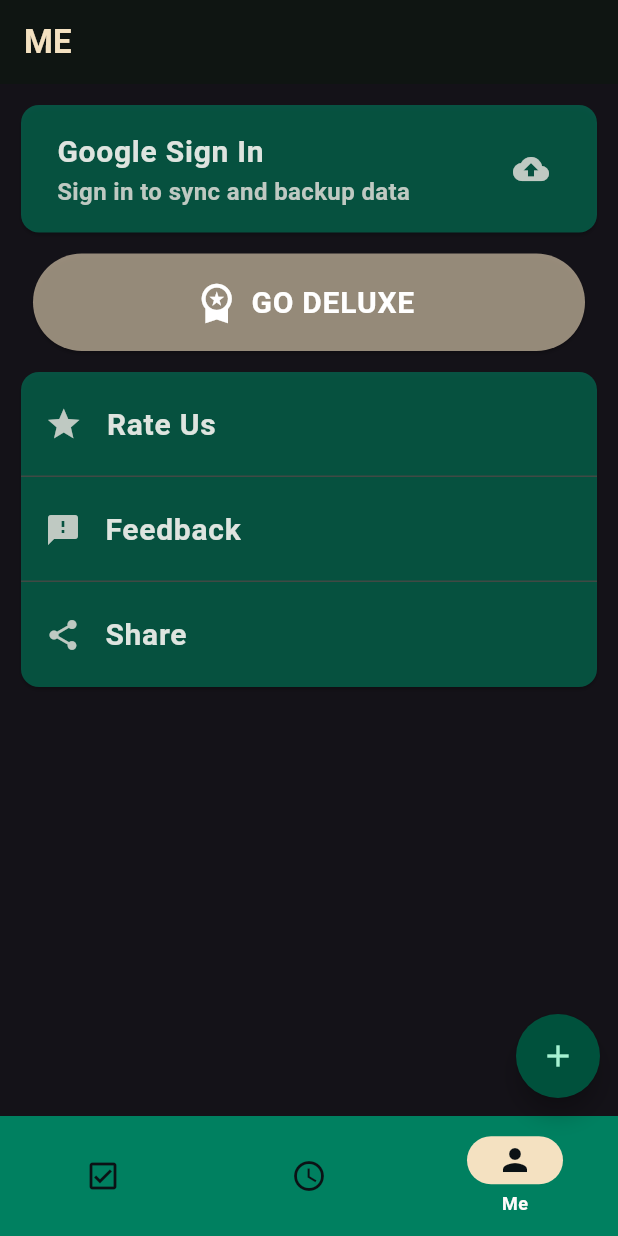
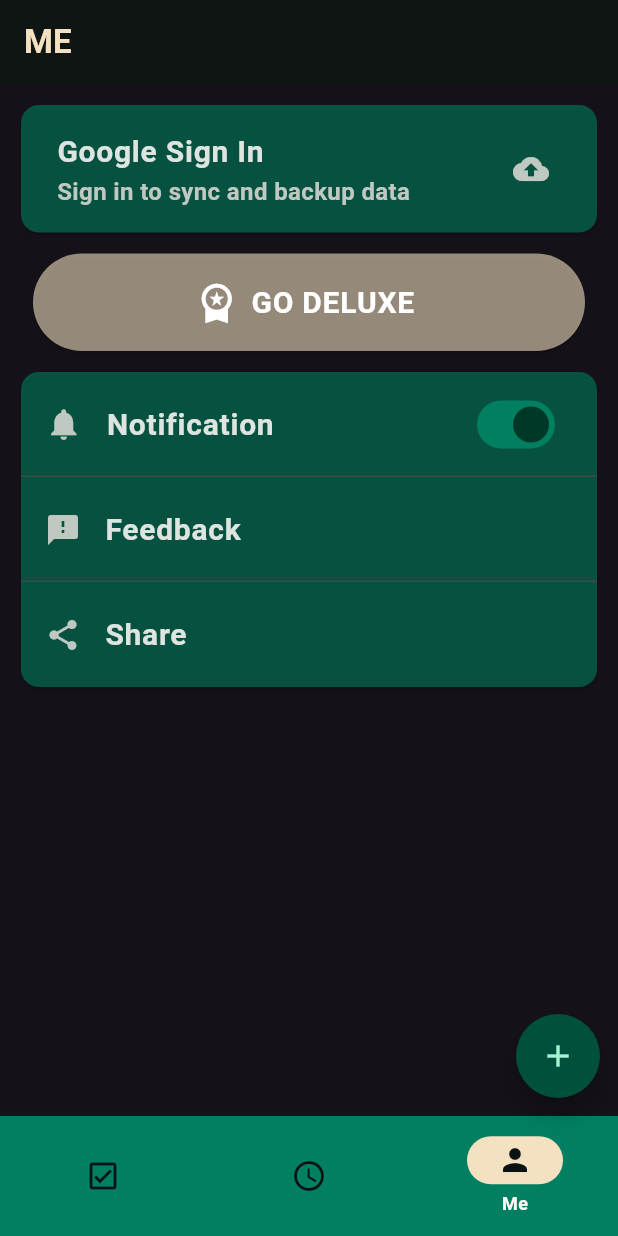
Before and after one commit to ChrisRamirez11/wellnest, a Flutter app: the screen it shows after launch, swiped to page 3, on a phone screen of 412 x 824 dp. Run offline on Flutter 3.47's test engine with Material 3 defaults, Android fonts, the phone set to English and light mode, and no system bars; our stand-ins replace dartz, flutter_local_notifications, flutter_riverpod, flutter_timezone, google_sign_in, isar and 4 more; accounts and stored records are empty; generated files the repository leaves out were written again; Roboto replaces fonts that are missing (Karla).

Commit message:
notifications working fine for a noti at morning and afternoon, the cancellation and reset

```diff
--- a/analysis_options.yaml
+++ b/analysis_options.yaml
@@ -3,7 +3,7 @@ include: package:flutter_lints/flutter.yaml
 
 linter:
   rules:
-    prefer_const_constructors : true
+    # prefer_const_constructors : true
 
 # Additional information about this file can be found at
 # https://dart.dev/guides/language/analysis-options
--- a/lib/core/notifications/noti_service.dart
+++ b/lib/core/notifications/noti_service.dart
@@ -93,8 +93,9 @@ class NotiService {
     );
   }
 
-  Future<void> cancelNotification() async {
+  Future<void> cancelNotifications() async {
     await notificationsPlugin.cancelAll();
+    debugPrint('Notifications Cancelled');
   }
 
   Future<List<PendingNotificationRequest>> checkScheduledNotis() async {
--- a/lib/core/preferences/user_preferences.dart
+++ b/lib/core/preferences/user_preferences.dart
@@ -34,4 +34,20 @@ class UserPreferences {
   bool get backedupData {
     return _prefs.getBool('BackedupData') ?? false;
   }
+
+  set firstTimeNotiSetted(bool value) {
+    _prefs.setBool('NotiSetted', value);
+  }
+
+  bool get firstTimeNotiSetted {
+    return _prefs.getBool('NotiSetted') ?? false;
+  }
+
+  set notiOption(bool value) {
+    _prefs.setBool('NotiSetted', value);
+  }
+
+  bool get notiOption {
+    return _prefs.getBool('NotiSetted') ?? true;
+  }
 }
--- a/lib/feature/settings/presentation/widgets/settings_body.dart
+++ b/lib/feature/settings/presentation/widgets/settings_body.dart
@@ -1,4 +1,8 @@
 import 'package:flutter/material.dart';
+import 'package:flutter_riverpod/flutter_riverpod.dart';
+import 'package:wellnest/core/notifications/noti_service.dart';
+import 'package:wellnest/core/notifications/notifications_provider.dart';
+import 'package:wellnest/core/preferences/user_preferences.dart';
 import 'package:wellnest/core/theme/theme.dart';
 import 'package:wellnest/core/widgets/custom_button.dart';
 import 'package:wellnest/feature/auth/presentation/riverpod/google_native_signin.dart';
@@ -7,14 +11,14 @@ import 'package:wellnest/main.dart';
 
 final _cardColor = primary.withAlpha(150);
 
-class SettingsBody extends StatefulWidget {
+class SettingsBody extends ConsumerStatefulWidget {
   const SettingsBody({super.key});
 
   @override
-  State<SettingsBody> createState() => _SettingsBodyState();
+  ConsumerState<SettingsBody> createState() => _SettingsBodyState();
 }
 
-class _SettingsBodyState extends State<SettingsBody> {
+class _SettingsBodyState extends ConsumerState<SettingsBody> {
   @override
   Widget build(BuildContext context) {
     return Padding(
@@ -42,7 +46,7 @@ class _SettingsBodyState extends State<SettingsBody> {
           ? InkWell(
               onTap: () async {
                 await googleNativeSignIn();
-                if(mounted){
+                if (mounted) {
                   setState(() {});
                 }
               },
@@ -82,20 +86,14 @@ class _SettingsBodyState extends State<SettingsBody> {
   }
 
   Card getSettigsBox(BuildContext context) {
+    final prefs = UserPreferences();
     return Card(
       color: _cardColor,
-      child: const SizedBox(
+      child: SizedBox(
         width: double.infinity,
         child: Column(
           children: [
-            ListTile(
-              minTileHeight: 70,
-              leading: Icon(
-                Icons.star,
-                size: 25,
-              ),
-              title: Text('Rate Us'),
-            ),
+            getNotificationsTile(prefs),
             Divider(
               height: 0,
             ),
@@ -121,4 +119,38 @@ class _SettingsBodyState extends State<SettingsBody> {
       ),
     );
   }
+
+  ListTile getNotificationsTile(UserPreferences prefs) {
+    return ListTile(
+      minTileHeight: 70,
+      leading: Icon(
+        Icons.notifications,
+        size: 25,
+      ),
+      title: Text('Notification'),
+      trailing: Switch(
+          value: prefs.notiOption,
+          onChanged: (value) async {
+            if (value) {
+              await NotiService().scheduleNotification(
+                  title: 'Good Morning',
+                  body:
+                      'Review your daily routines and finish them as you go. Dont forget mark them as done',
+                  hour: 6,
+                  minute: 0);
+
+              await NotiService().scheduleNotification(
+                  title: 'Hey There',
+                  body:
+                      'End your day by reviewing unfinished tasks and wrapping them up.',
+                  hour: 17,
+                  minute: 0);
+              ref.watch(notificationProvider).changeValue(value);
+            } else {
+              NotiService().cancelNotifications();
+              ref.watch(notificationProvider).changeValue(value);
+            }
+          }),
+    );
+  }
 }
--- a/lib/feature/skeleton/presentation/screens/skeleton.dart
+++ b/lib/feature/skeleton/presentation/screens/skeleton.dart
@@ -1,6 +1,7 @@
 import 'package:flutter/material.dart';
 import 'package:flutter_riverpod/flutter_riverpod.dart';
 import 'package:wellnest/core/notifications/noti_service.dart';
+import 'package:wellnest/core/preferences/user_preferences.dart';
 import 'package:wellnest/core/utils/validate_date_model_creation.dart.dart';
 import 'package:wellnest/feature/dates/presentation/providers/date_provider.dart';
 import 'package:wellnest/feature/routines/presentation/providers/routine_provider.dart';
@@ -28,9 +29,11 @@ class Skeleton extends ConsumerStatefulWidget {
 class _SkeletonState extends ConsumerState<Skeleton> {
   @override
   Future<void> didChangeDependencies() async {
+    final prefs = UserPreferences();
     super.didChangeDependencies();
 
     //scheduled notifications
+    if (!prefs.firstTimeNotiSetted) {
       await NotiService().scheduleNotification(
           title: 'Good Morning',
           body:
@@ -44,7 +47,8 @@ class _SkeletonState extends ConsumerState<Skeleton> {
               'End your day by reviewing unfinished tasks and wrapping them up.',
           hour: 17,
           minute: 0);
-
+          prefs.firstTimeNotiSetted = true;
+    }
     //dates and routines related
     await ref.watch(routineProvider).getRoutines();
     await ref.watch(dateProvider).getDates();
```
Also changed, not shown: lib/core/notifications/notifications_provider.dart (added, +22 -0 lines). Lines whose indentation alone changed are shown as unchanged.
